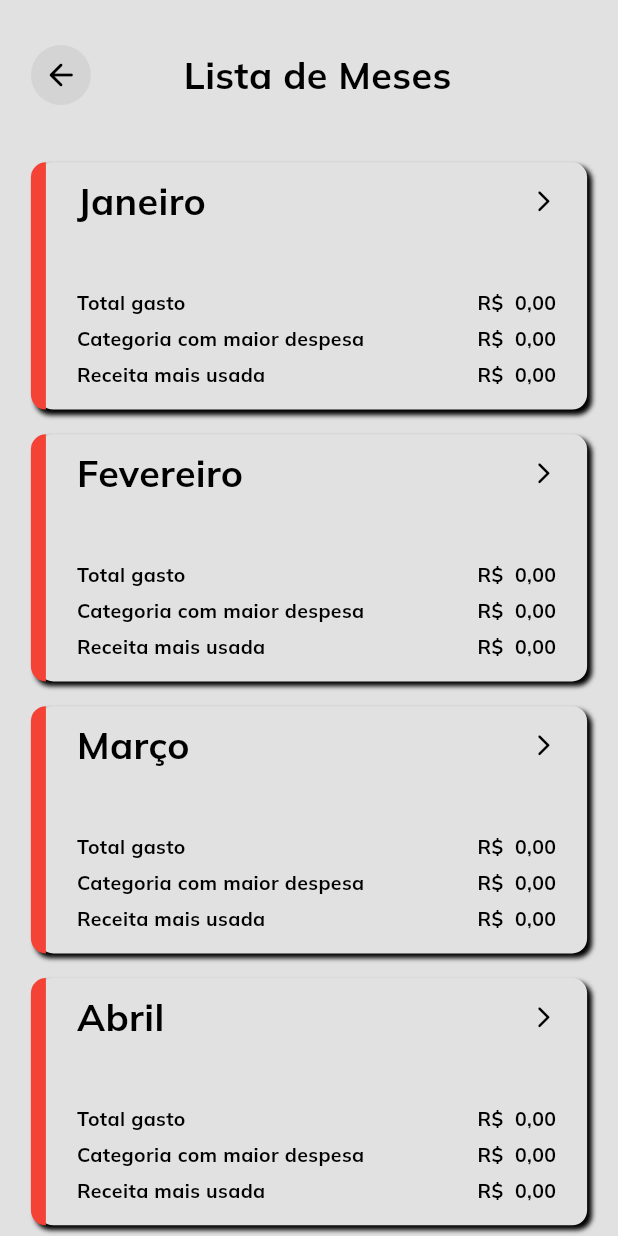
After one commit to ojef1/Fluxx, a Flutter app: the MonthListPage screen opened by its route, on a phone screen of 412 x 824 dp. The commit adds this screen. Run offline on Flutter 3.47's test engine with Material 3 defaults, Android fonts, the phone set to English and light mode, and no system bars; our stand-ins replace another_flushbar, dropdown_button2, equatable, flutter_bloc, get_it, image_picker and 2 more; missing offline and left inert: carousel_slider_plus; accounts and stored records are empty; network calls fail.

Commit message:
reestrutura do layout da tela de meses

```diff
--- a/lib/components/month.dart
+++ b/lib/components/month.dart
@@ -20,18 +20,31 @@ class Month extends StatelessWidget {
       },
       child: Container(
         margin: EdgeInsets.symmetric(
-          vertical: mediaQuery.height * .03,
-          horizontal: mediaQuery.width * .1,
+          vertical: mediaQuery.height * .01,
+          horizontal: mediaQuery.width * .05,
         ),
         padding: EdgeInsets.symmetric(
-          vertical: mediaQuery.height * .03,
-          horizontal: mediaQuery.width * .08,
+          vertical: mediaQuery.height * .01,
+          horizontal: mediaQuery.width * .05,
         ),
         width: mediaQuery.width * .7,
-        height: mediaQuery.height * .15,
+        height: mediaQuery.height * .2,
         decoration: BoxDecoration(
-          gradient: AppTheme.colors.primaryColor,
-          borderRadius: BorderRadius.circular(20),
+          color: AppTheme.colors.appBackgroundColor,
+          boxShadow: const [
+            BoxShadow(
+              color: Colors.black,
+              blurRadius: 2,
+              offset: Offset(3, 3)
+            )
+          ],
+          border: const Border(
+            left: BorderSide(
+              color: Colors.red, // trocar pela cor de acordo com o gasto no mês
+              width: 10,
+            ),
+          ),
+          borderRadius: BorderRadius.circular(10),
         ),
         child: Column(
           crossAxisAlignment: CrossAxisAlignment.start,
@@ -40,31 +53,50 @@ class Month extends StatelessWidget {
             Row(
               mainAxisAlignment: MainAxisAlignment.spaceBetween,
               children: [
-                Row(
-                  children: [
-                    const Icon(
-                      Icons.today,
-                      color: Colors.white,
-                      size: 20,
-                    ),
-                    SizedBox(
-                      width: mediaQuery.width * .02,
-                    ),
-                    Text(month.name ?? '', style: AppTheme.textStyles.titleTextStyle),
-                  ],
-                ),
-                const Row(
-                  children: [
-                    Icon(
-                      Icons.arrow_forward_rounded,
-                      color: Colors.white,
-                      size: 20,
-                    ),
-                  ],
+                Text(month.name ?? '',
+                    style: AppTheme.textStyles.titleTextStyle),
+                const Icon(
+                  Icons.arrow_forward_ios_rounded,
+                  color: Colors.black,
+                  size: 17,
                 ),
               ],
             ),
-            Text('R\$ ${formatPrice(month.total ?? 0)}', style: AppTheme.textStyles.titleTextStyle)
+            Column(
+              mainAxisAlignment: MainAxisAlignment.spaceEvenly,
+              children: [
+                Row(
+                  mainAxisAlignment: MainAxisAlignment.spaceBetween,
+                  children: [
+                    Text('Total gasto',
+                        style: AppTheme.textStyles.accentTextStyle),
+                    Text('R\$ ${formatPrice(month.total ?? 0)}',
+                        style: AppTheme.textStyles.accentTextStyle),
+                  ],
+                ),
+                const SizedBox(height: 5),
+                Row(
+                  mainAxisAlignment: MainAxisAlignment.spaceBetween,
+                  children: [
+                    Text('Categoria com maior despesa',
+                        style: AppTheme.textStyles.accentTextStyle),
+                    Text('R\$ ${formatPrice(month.total ?? 0)}',
+                        style: AppTheme.textStyles.accentTextStyle),
+                  ],
+                ),
+                const SizedBox(height: 5),
+                Row(
+                  mainAxisAlignment: MainAxisAlignment.spaceBetween,
+                  children: [
+                    Text('Receita mais usada',
+                        style: AppTheme.textStyles.accentTextStyle),
+                    Text('R\$ ${formatPrice(month.total ?? 0)}',
+                        style: AppTheme.textStyles.accentTextStyle),
+                  ],
+                ),
+                const SizedBox(height: 5),
+              ],
+            ),
           ],
         ),
       ),
--- a/lib/components/shortcut_lists_bottomsheet.dart
+++ b/lib/components/shortcut_lists_bottomsheet.dart
@@ -1,4 +1,5 @@
 import 'package:Fluxx/themes/app_theme.dart';
+import 'package:Fluxx/utils/app_routes.dart';
 import 'package:flutter/material.dart';
 
 class ShortcutListsBottomsheet extends StatelessWidget {
@@ -27,9 +28,8 @@ class ShortcutListsBottomsheet extends StatelessWidget {
                 borderRadius: BorderRadius.circular(10)),
             padding: const EdgeInsets.all(3),
             child: ListTile(
-              onTap: () {
-                debugPrint('Lista de Meses');
-              },
+              onTap: () =>
+                  Navigator.pushNamed(context, AppRoutes.monthListPage),
               title: Text(
                 'Lista de Meses',
                 style: AppTheme.textStyles.bodyTextStyle,
--- a/lib/main.dart
+++ b/lib/main.dart
@@ -1,7 +1,7 @@
 import 'package:Fluxx/pages/add_bill_page.dart';
 import 'package:Fluxx/pages/detail_page.dart';
 import 'package:Fluxx/pages/edit_bill_page.dart';
-import 'package:Fluxx/pages/main_page.dart';
+import 'package:Fluxx/pages/month_list_page.dart';
 import 'package:Fluxx/pages/profile_page.dart';
 import 'package:Fluxx/pages/resume_page.dart';
 import 'package:Fluxx/pages/stats_page.dart';
@@ -38,6 +38,7 @@ class _MyAppState extends State<MyApp> {
       ),
       routes: {
         AppRoutes.home: (ctx) => const ResumePage(),
+        AppRoutes.monthListPage: (ctx) => const MonthListPage(),
         AppRoutes.detailPage: (ctx) => const DetailPage(),
         AppRoutes.statsPage: (ctx) => const StatsPage(),
         AppRoutes.addBillPage: (ctx) => const AddBillPage(),
--- /dev/null
+++ b/lib/pages/month_list_page.dart
@@ -0,0 +1,137 @@
+import 'package:Fluxx/blocs/months_list_bloc/months__list_cubit.dart';
+import 'package:Fluxx/blocs/months_list_bloc/months_list_state.dart';
+import 'package:Fluxx/blocs/user_bloc/user_cubit.dart';
+import 'package:Fluxx/components/month.dart';
+import 'package:Fluxx/themes/app_theme.dart';
+import 'package:Fluxx/utils/constants.dart';
+import 'package:flutter/material.dart';
+import 'package:flutter/services.dart';
+import 'package:flutter_bloc/flutter_bloc.dart';
+import 'package:get_it/get_it.dart';
+
+class MonthListPage extends StatefulWidget {
+  const MonthListPage({super.key});
+
+  @override
+  State<MonthListPage> createState() => _MonthListPageState();
+}
+
+class _MonthListPageState extends State<MonthListPage> {
+  late final ScrollController _pageScrollController;
+  @override
+  void initState() {
+    _pageScrollController = ScrollController();
+    GetIt.I<MonthsListCubit>().getMonths();
+    GetIt.I<UserCubit>().getUserInfos();
+    super.initState();
+  }
+
+  @override
+  Widget build(BuildContext context) {
+    var mediaQuery = MediaQuery.of(context).size;
+    return AnnotatedRegion(
+      value: SystemUiOverlayStyle.dark,
+      child: Scaffold(
+        resizeToAvoidBottomInset: true,
+        backgroundColor: AppTheme.colors.appBackgroundColor,
+        body: SafeArea(
+          child: SingleChildScrollView(
+            controller: _pageScrollController,
+            child: Column(
+              children: [
+                // BlocBuilder<UserCubit, UserState>(
+                //   bloc: GetIt.I(),
+                //   builder: (context, state) => Container(
+                //     margin: EdgeInsets.only(
+                //       top: mediaQuery.height * .06,
+                //       bottom: mediaQuery.height * .02,
+                //       left: mediaQuery.width * .04,
+                //       right: mediaQuery.width * .04,
+                //     ),
+                //     child: CustomAppBar(
+                //       title: 'Olá, ${state.user?.name}',
+                //       firstIcon: Icons.account_circle,
+                //       functionIcon: Icons.help,
+                //       firstFunction: () => Navigator.pushReplacementNamed(
+                //           context, AppRoutes.profilePage),
+                //       secondFunction: () => _showDialog(context),
+                //     ),
+                //   ),
+                // ),
+                //AppBar
+                Container(
+                  margin: const EdgeInsets.symmetric(vertical: Constants.topMargin),
+                  padding: EdgeInsets.symmetric(
+                    horizontal: mediaQuery.width * .05,
+                  ),
+                  child: Row(
+                    children: [
+                      CircleAvatar(
+                        backgroundColor: AppTheme.colors.grayD4,
+                        child: IconButton(
+                            color: Colors.black,
+                            onPressed: () => Navigator.pop(context),
+                            icon: const Icon(Icons.arrow_back_rounded)),
+                      ),
+                      SizedBox(width: mediaQuery.width * .15),
+                      Text(
+                        'Lista de Meses',
+                        style: AppTheme.textStyles.titleTextStyle,
+                      ),
+                    ],
+                  ),
+                ),
+
+                BlocBuilder<MonthsListCubit, MonthsListState>(
+                  bloc: GetIt.I(),
+                  builder: (context, state) {
+                    if (state.getMonthsResponse == GetMonthsResponse.loaging) {
+                      return const Expanded(
+                          child: Center(child: CircularProgressIndicator()));
+                    } else if (state.getMonthsResponse ==
+                        GetMonthsResponse.error) {
+                      return const Expanded(
+                          child:
+                              Center(child: Text('Erro ao carregar meses.')));
+                    } else {
+                      return ListView.builder(
+                        shrinkWrap: true,
+                        physics: const NeverScrollableScrollPhysics(),
+                        itemCount: state.months.length,
+                        itemBuilder: (context, index) {
+                          return Month(
+                            month: state.months[index],
+                          );
+                        },
+                      );
+                    }
+                  },
+                ),
+              ],
+            ),
+          ),
+        ),
+      ),
+    );
+  }
+
+  void _showDialog(BuildContext context) {
+    showDialog(
+      context: context,
+      builder: (context) => AlertDialog(
+        shape:
+            ContinuousRectangleBorder(borderRadius: BorderRadius.circular(20)),
+        title: const Row(
+          mainAxisAlignment: MainAxisAlignment.spaceBetween,
+          children: [
+            Text(
+              'Versão: Beta',
+              style: TextStyle(fontSize: 18, fontWeight: FontWeight.bold),
+            ),
+            Icon(Icons.info_outline, color: Colors.purple),
+          ],
+        ),
+      ),
+    );
+  }
+}
--- a/lib/utils/app_routes.dart
+++ b/lib/utils/app_routes.dart
@@ -1,5 +1,6 @@
 class AppRoutes {
   static const String home = "/";
+  static const String monthListPage = "/month-list-page";
   static const String detailPage = '/detail-page';
   static const String statsPage = '/stats-page';
   static const String addBillPage = '/add-bill-page';
```
Also changed, not shown: lib/pages/main_page.dart (deleted, +0 -101 lines).
